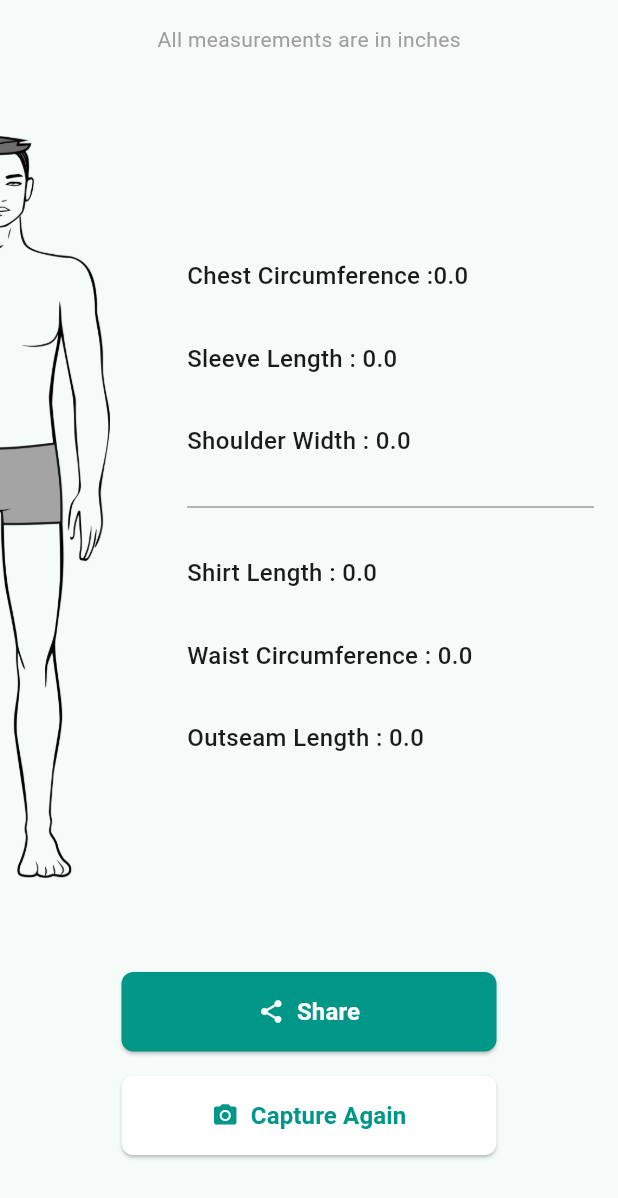
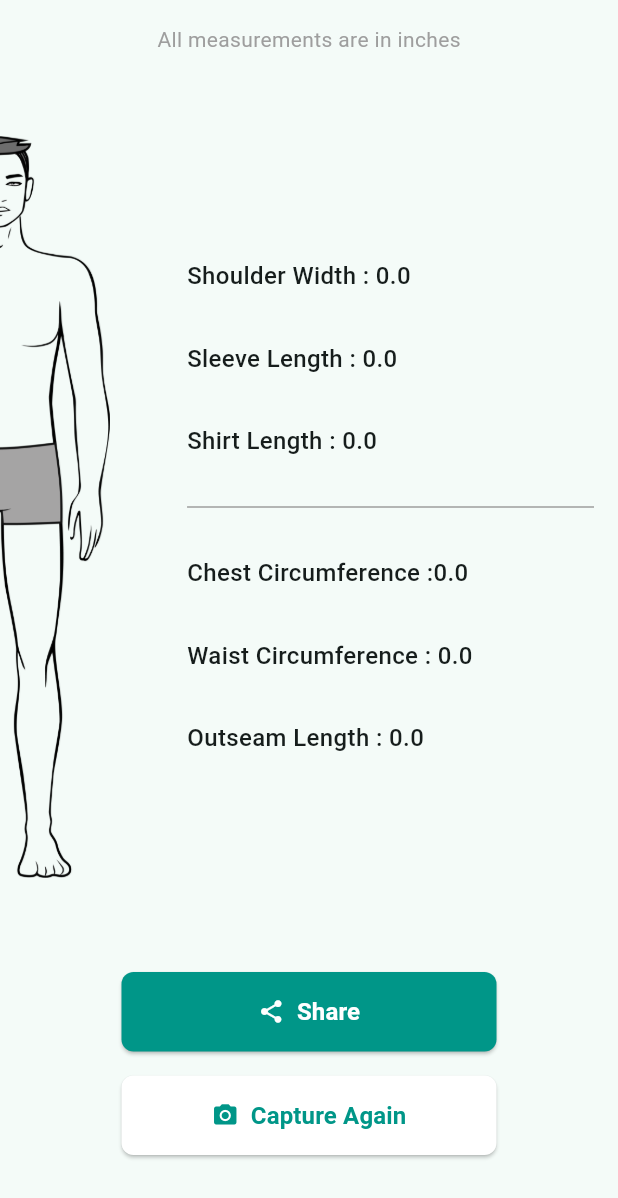
Before and after one commit to joshsoftware/hackthon-1, a Flutter app: the ResultScreenBody widget shown alone on an empty page, opened directly with empty values, on a phone screen of 412 x 824 dp. Shown: the top 1198 px of the screen. Run offline on Flutter 3.47's test engine with Material 3 defaults, Android fonts, the phone set to English and light mode, and no system bars; our stand-ins replace image_picker, share_plus; network calls fail.

Commit message:
Fix issues

```diff
--- a/Frontend/lib/screens/result_screen.dart
+++ b/Frontend/lib/screens/result_screen.dart
@@ -81,12 +81,12 @@ class ResultScreenBody extends StatelessWidget {
     final double deviceWidth = MediaQuery.of(context).size.width;
     if (measurements != null) {
       topMeasurements = [
-        "Chest Circumference :" + measurements.chest.toString(),
+        "Shoulder Width : " + measurements.shoulder.toString(),
         "Sleeve Length : " + measurements.armlength.toString(),
-        "Shoulder Width : " + measurements.shoulder.toString()
+        "Shirt Length : " + measurements.shirt.toString(),
       ];
       bottomMeasurements = [
-        "Shirt Length : " + measurements.shirt.toString(),
+        "Chest Circumference :" + measurements.chest.toString(),
         "Waist Circumference : " + measurements.waist.toString(),
         "Outseam Length : " + measurements.leg.toString()
       ];
```
